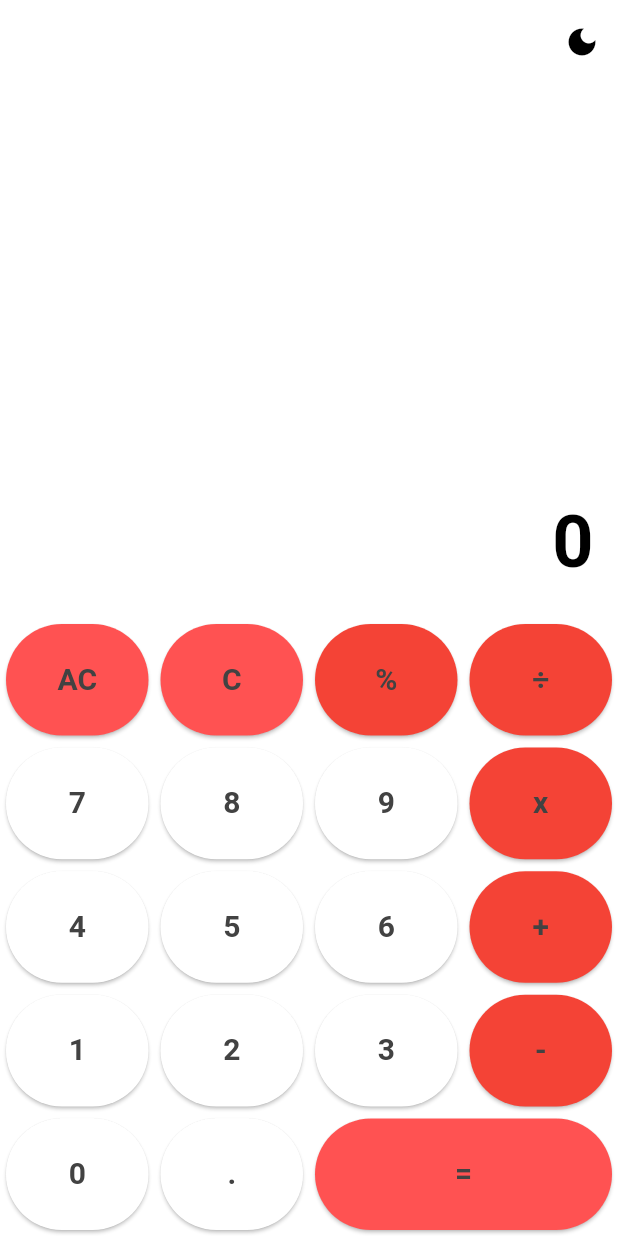
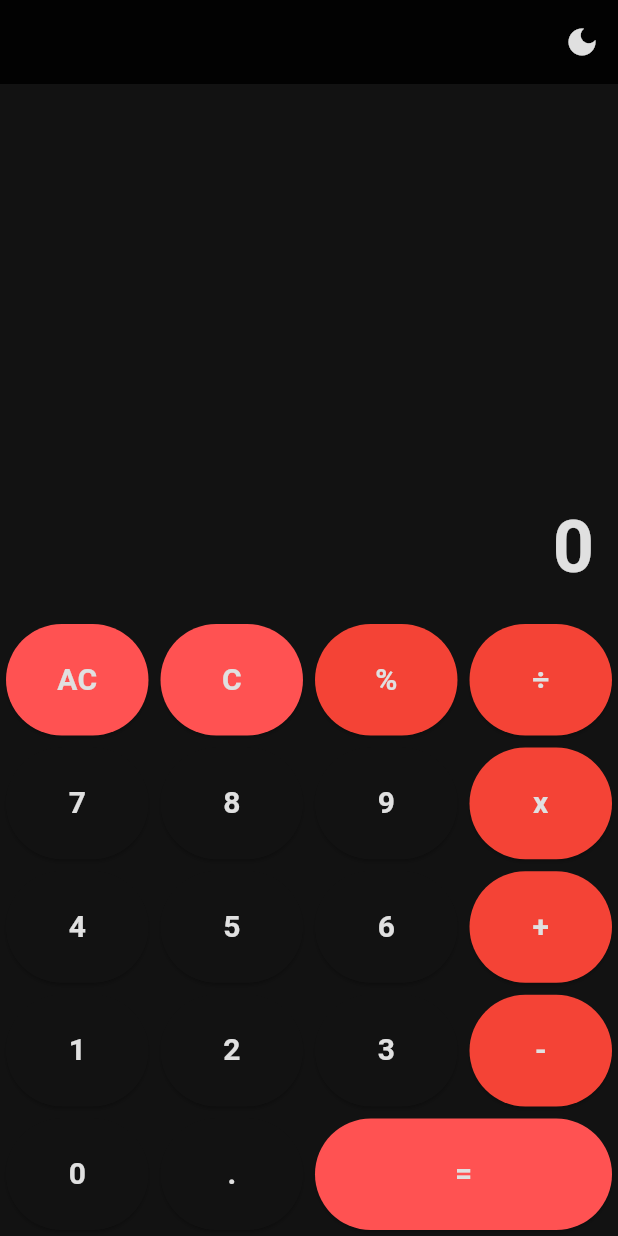
Before and after one commit to TheRealHex/minimal-calculator, a Flutter app: the screen it shows after launch, on a phone screen of 412 x 824 dp. Run offline on Flutter 3.47's test engine with Material 3 defaults, Android fonts, the phone set to English and light mode, and no system bars.

Commit message:
few cleanups

```diff
--- a/lib/constants/style.dart
+++ b/lib/constants/style.dart
@@ -1,14 +1,20 @@
 import 'package:flutter/material.dart';
 
-TextStyle outputTextStyle = const TextStyle(
+TextStyle outputTextStyle(BuildContext context) {
+  return Theme.of(context).textTheme.headlineMedium!.copyWith(
         fontSize: 48,
         fontWeight: FontWeight.bold,
+        color: Theme.of(context).colorScheme.primary,
       );
+}
 
-TextStyle inputTextStyle = const TextStyle(
+TextStyle inputTextStyle(BuildContext context) {
+  return Theme.of(context).textTheme.bodyMedium!.copyWith(
         fontSize: 20,
         fontWeight: FontWeight.bold,
+        color: Theme.of(context).colorScheme.primary,
       );
+}
 
 ThemeData lightTheme = ThemeData(
   brightness: Brightness.light,
--- a/lib/main.dart
+++ b/lib/main.dart
@@ -7,8 +7,8 @@ void main() {
   runApp(const Main());
 }
 
-bool isDark = false;
-ThemeData activeTheme = lightTheme;
+bool isDark = true;
+ThemeData activeTheme = darkTheme;
 
 class Main extends StatefulWidget {
   const Main({super.key});
--- a/lib/screens/home.dart
+++ b/lib/screens/home.dart
@@ -22,7 +22,10 @@ class _HomeState extends State<Home> {
         actions: [
           IconButton(
             onPressed: widget.toggleTheme,
-            icon: const Icon(Icons.dark_mode),
+            icon: Icon(
+              Icons.dark_mode,
+              color: Theme.of(context).colorScheme.primary,
+            ),
           )
         ],
       ),
@@ -41,7 +44,7 @@ class _HomeState extends State<Home> {
                   child: Text(
                     // display 0 if no-input else user-input
                     '$num1$operand$num2'.isEmpty ? '0' : '$num1$operand$num2',
-                    style: outputTextStyle,
+                    style: outputTextStyle(context),
                     textAlign: TextAlign.end,
                   ),
                 ),
@@ -195,7 +198,7 @@ class _HomeState extends State<Home> {
         onPressed: () => onBtnTap(value),
         child: Text(
           value,
-          style: inputTextStyle,
+          style: inputTextStyle(context),
         ),
       ),
     );
```
Lines whose indentation alone changed are shown as unchanged.
